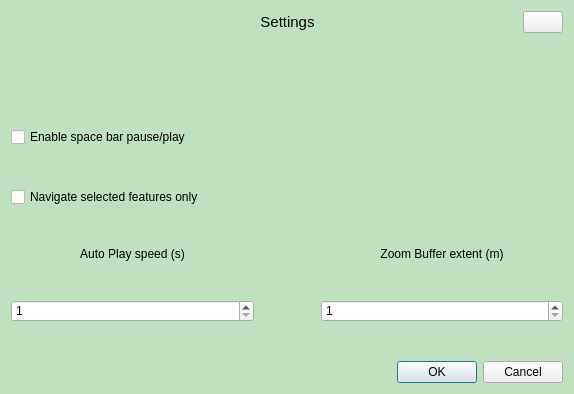
First picture: the form in feature_navigator/feature_navigator_dialog_base.ui, repository iswaldeen/QGIS_Plugin_Feature_Navigation_Dock, before the edit.
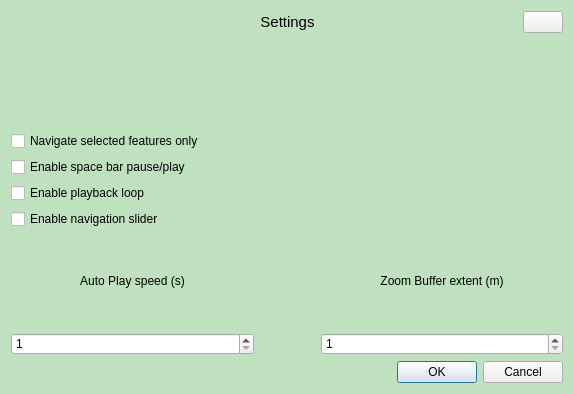
Second picture: the form after the edit. Icons and pictures are not drawn.

The edit to the form file:
```diff
--- a/feature_navigator/feature_navigator_dialog_base.ui
+++ b/feature_navigator/feature_navigator_dialog_base.ui
@@ -142,86 +142,24 @@
    </property>
    <item row="0" column="0">
     <layout class="QGridLayout" name="gridLayout_2">
-     <item row="6" column="5">
-      <widget class="QSpinBox" name="bufferSpinBox">
-       <property name="minimum">
-        <number>1</number>
-       </property>
-       <property name="maximum">
-        <number>999</number>
-       </property>
-      </widget>
-     </item>
-     <item row="5" column="0">
-      <widget class="QLabel" name="speedLabel">
-       <property name="text">
-        <string>Auto Play speed (s)</string>
-       </property>
-       <property name="alignment">
-        <set>Qt::AlignCenter</set>
-       </property>
-      </widget>
-     </item>
-     <item row="1" column="0">
-      <spacer name="verticalSpacer_3">
-       <property name="orientation">
-        <enum>Qt::Vertical</enum>
-       </property>
-       <property name="sizeHint" stdset="0">
-        <size>
-         <width>20</width>
-         <height>40</height>
-        </size>
-       </property>
-      </spacer>
-     </item>
-     <item row="6" column="1">
-      <spacer name="verticalSpacer">
-       <property name="orientation">
-        <enum>Qt::Vertical</enum>
-       </property>
-       <property name="sizeHint" stdset="0">
-        <size>
-         <width>20</width>
-         <height>40</height>
-        </size>
-       </property>
-      </spacer>
-     </item>
-     <item row="0" column="0">
-      <spacer name="horizontalSpacer">
-       <property name="orientation">
-        <enum>Qt::Horizontal</enum>
-       </property>
-       <property name="sizeHint" stdset="0">
-        <size>
-         <width>40</width>
-         <height>20</height>
-        </size>
-       </property>
-      </spacer>
-     </item>
-     <item row="3" column="1">
-      <spacer name="verticalSpacer_2">
-       <property name="orientation">
-        <enum>Qt::Vertical</enum>
-       </property>
-       <property name="sizeHint" stdset="0">
-        <size>
-         <width>20</width>
-         <height>40</height>
-        </size>
-       </property>
-      </spacer>
-     </item>
-     <item row="7" column="5">
+     <item row="10" column="5">
       <widget class="QDialogButtonBox" name="buttonBox">
        <property name="standardButtons">
         <set>QDialogButtonBox::Cancel|QDialogButtonBox::Ok</set>
        </property>
       </widget>
      </item>
-     <item row="6" column="0">
+     <item row="8" column="0">
+      <widget class="QLabel" name="speedLabel">
+       <property name="text">
+        <string>Auto Play speed (s)</string>
+       </property>
+       <property name="alignment">
+        <set>Qt::AlignCenter</set>
+       </property>
+      </widget>
+     </item>
+     <item row="9" column="0">
       <widget class="QSpinBox" name="speedSpinBox">
        <property name="minimum">
         <number>1</number>
@@ -231,22 +169,31 @@
        </property>
       </widget>
      </item>
-     <item row="2" column="0">
-      <widget class="QCheckBox" name="spacebarcheckBox">
-       <property name="text">
-        <string>Enable space bar pause/play</string>
+     <item row="8" column="1">
+      <spacer name="verticalSpacer">
+       <property name="orientation">
+        <enum>Qt::Vertical</enum>
        </property>
-      </widget>
+       <property name="sizeHint" stdset="0">
+        <size>
+         <width>20</width>
+         <height>40</height>
+        </size>
+       </property>
+      </spacer>
      </item>
-     <item row="5" column="5">
-      <widget class="QLabel" name="bufferLabel">
-       <property name="text">
-        <string>Zoom Buffer extent (m)</string>
+     <item row="2" column="1">
+      <spacer name="verticalSpacer_3">
+       <property name="orientation">
+        <enum>Qt::Vertical</enum>
        </property>
-       <property name="alignment">
-        <set>Qt::AlignCenter</set>
+       <property name="sizeHint" stdset="0">
+        <size>
+         <width>20</width>
+         <height>40</height>
+        </size>
        </property>
-      </widget>
+      </spacer>
      </item>
      <item row="0" column="1" alignment="Qt::AlignHCenter">
       <widget class="QLabel" name="titlelabel">
@@ -264,6 +211,36 @@
        </property>
       </widget>
      </item>
+     <item row="4" column="0">
+      <widget class="QCheckBox" name="spacebarcheckBox">
+       <property name="text">
+        <string>Enable space bar pause/play</string>
+       </property>
+      </widget>
+     </item>
+     <item row="8" column="5">
+      <widget class="QLabel" name="bufferLabel">
+       <property name="text">
+        <string>Zoom Buffer extent (m)</string>
+       </property>
+       <property name="alignment">
+        <set>Qt::AlignCenter</set>
+       </property>
+      </widget>
+     </item>
+     <item row="0" column="0">
+      <spacer name="horizontalSpacer">
+       <property name="orientation">
+        <enum>Qt::Horizontal</enum>
+       </property>
+       <property name="sizeHint" stdset="0">
+        <size>
+         <width>40</width>
+         <height>20</height>
+        </size>
+       </property>
+      </spacer>
+     </item>
      <item row="0" column="5" alignment="Qt::AlignRight">
       <widget class="QPushButton" name="helpButton">
        <property name="sizePolicy">
@@ -290,6 +267,23 @@
        </property>
       </widget>
      </item>
+     <item row="5" column="0">
+      <widget class="QCheckBox" name="loopcheckBox">
+       <property name="text">
+        <string>Enable playback loop</string>
+       </property>
+      </widget>
+     </item>
+     <item row="9" column="5">
+      <widget class="QSpinBox" name="bufferSpinBox">
+       <property name="minimum">
+        <number>1</number>
+       </property>
+       <property name="maximum">
+        <number>999</number>
+       </property>
+      </widget>
+     </item>
      <item row="3" column="0">
       <widget class="QCheckBox" name="selectedfeaturescheckBox">
        <property name="text">
@@ -297,6 +291,13 @@
        </property>
       </widget>
      </item>
+     <item row="6" column="0">
+      <widget class="QCheckBox" name="navcheckBox">
+       <property name="text">
+        <string>Enable navigation slider</string>
+       </property>
+      </widget>
+     </item>
     </layout>
    </item>
   </layout>
```
Left out of the diff: 1 changed line with no effect on the pictures.
